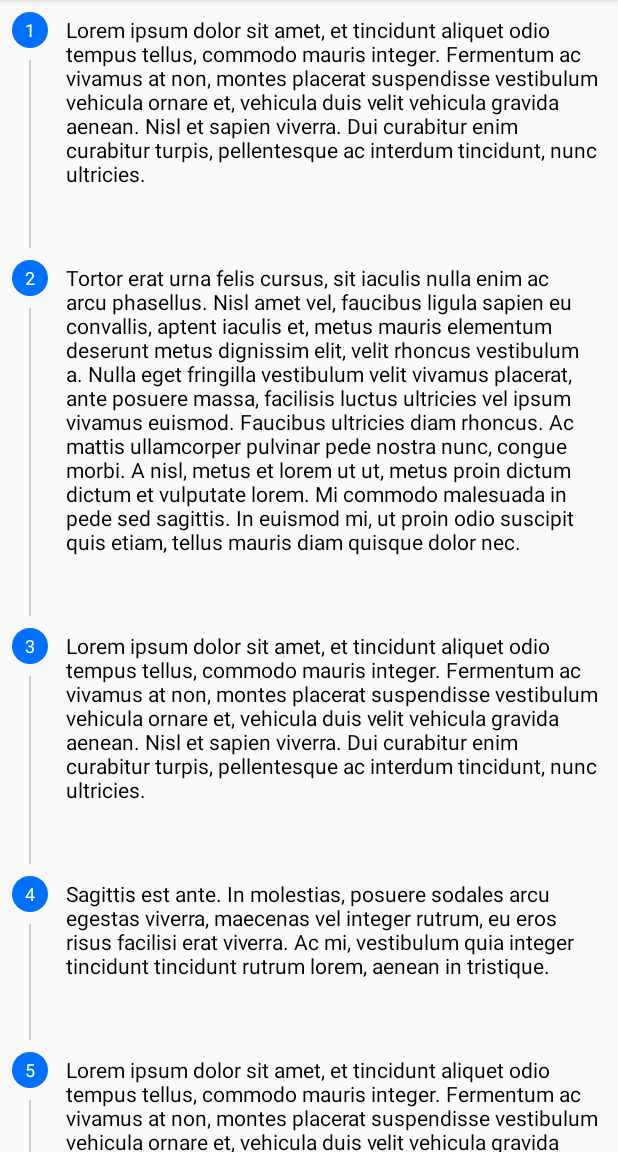
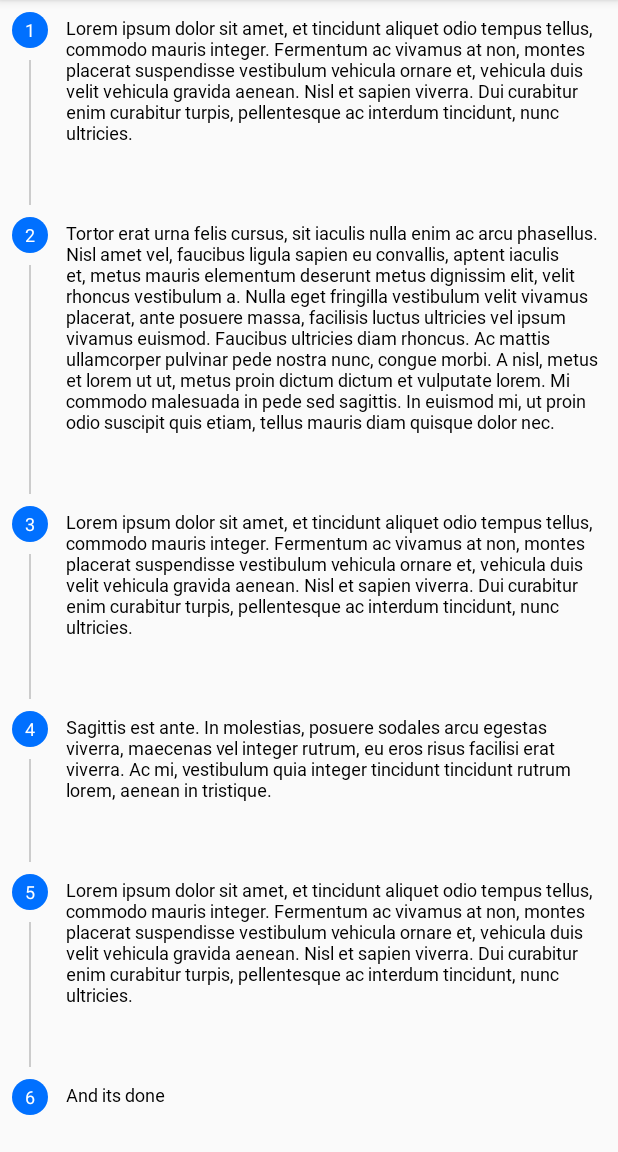
Before and after one commit to petrchatrny/vertical-step-counter, an Android app: the screen it shows after launch (MainActivity), on a phone screen of 412 x 824 dp, the part 84-1236 px from its top. Run offline under Robolectric (Android 15) with nearby library versions, the phone set to English and light mode, and no system bars.

```diff
--- a/verticalStepCounter/src/main/java/com/github/petrchatrny/ConnectorLineDrawer.java
+++ b/verticalStepCounter/src/main/java/com/github/petrchatrny/ConnectorLineDrawer.java
@@ -13,7 +13,7 @@ class ConnectorLineDrawer {
 
     ConnectorLineDrawer(Context context) {
         int color;
-        if(VerticalStepCounterView.lineColor == 0){
+        if (VerticalStepCounterView.lineColor == 0) {
             color = ResourcesCompat.getColor(context.getResources(), R.color.vertical_step_counter_view_line_color, null);
 
         } else {
--- a/verticalStepCounter/src/main/java/com/github/petrchatrny/Util.java
+++ b/verticalStepCounter/src/main/java/com/github/petrchatrny/Util.java
@@ -4,11 +4,11 @@ import android.content.Context;
 import android.util.TypedValue;
 
 class Util {
-    static float dpToPx( Context context, float dp ) {
+    static float dpToPx(Context context, float dp) {
         return TypedValue.applyDimension(
                 TypedValue.COMPLEX_UNIT_DIP,
                 dp,
-                context.getResources().getDisplayMetrics() );
+                context.getResources().getDisplayMetrics());
     }
 
 }
--- a/verticalStepCounter/src/main/java/com/github/petrchatrny/VerticalStepCounterAdapter.java
+++ b/verticalStepCounter/src/main/java/com/github/petrchatrny/VerticalStepCounterAdapter.java
@@ -12,7 +12,8 @@ public abstract class VerticalStepCounterAdapter extends BaseAdapter {
 
     private SparseArray<View> contentViews = new SparseArray<>(getCount());
 
-    public VerticalStepCounterAdapter() {}
+    public VerticalStepCounterAdapter() {
+    }
 
     public SparseArray<View> getContentViews() {
         return contentViews;
@@ -50,7 +51,7 @@ public abstract class VerticalStepCounterAdapter extends BaseAdapter {
         return position < getCount() - 1;
     }
 
-    private void applyData(VerticalStepCounterItemView itemView, int position){
+    private void applyData(VerticalStepCounterItemView itemView, int position) {
         itemView.setCircleNumber(getCircleNumber(position));
         itemView.setText(getText(position));
         itemView.setShowConnectorLine(showConnectorLine(position));
--- a/verticalStepCounter/src/main/java/com/github/petrchatrny/VerticalStepCounterBadgeView.java
+++ b/verticalStepCounter/src/main/java/com/github/petrchatrny/VerticalStepCounterBadgeView.java
@@ -10,8 +10,10 @@ import android.view.View;
 import android.widget.FrameLayout;
 import android.widget.ImageView;
 import android.widget.TextView;
+
 import androidx.core.content.ContextCompat;
 import androidx.core.content.res.ResourcesCompat;
+
 import java.util.Objects;
 
 class VerticalStepCounterBadgeView extends FrameLayout {
@@ -28,7 +30,7 @@ class VerticalStepCounterBadgeView extends FrameLayout {
         initialize(context);
     }
 
-    public VerticalStepCounterBadgeView(Context context, AttributeSet attrs, int defStyleAttr ) {
+    public VerticalStepCounterBadgeView(Context context, AttributeSet attrs, int defStyleAttr) {
         super(context, attrs, defStyleAttr);
         initialize(context);
     }
@@ -62,13 +64,13 @@ class VerticalStepCounterBadgeView extends FrameLayout {
         icon.setVisibility(View.GONE);
         number.setVisibility(View.VISIBLE);
         number.setText(String.valueOf(value));
-        if (VerticalStepCounterView.numberColor == 0) {
+        if (VerticalStepCounterView.badgeNumberColor == 0) {
             number.setTextColor(ResourcesCompat.getColor(
                     getResources(),
-                    R.color.vertical_step_counter_view_number_color,
+                    R.color.vertical_step_counter_view_badge_number_color,
                     null));
         } else {
-            number.setTextColor(VerticalStepCounterView.numberColor);
+            number.setTextColor(VerticalStepCounterView.badgeNumberColor);
         }
     }
 }
--- a/verticalStepCounter/src/main/java/com/github/petrchatrny/VerticalStepCounterItemView.java
+++ b/verticalStepCounter/src/main/java/com/github/petrchatrny/VerticalStepCounterItemView.java
@@ -9,6 +9,7 @@ import android.view.LayoutInflater;
 import android.widget.FrameLayout;
 import android.widget.LinearLayout;
 import android.widget.TextView;
+
 import androidx.core.content.res.ResourcesCompat;
 
 class VerticalStepCounterItemView extends FrameLayout {
@@ -76,12 +77,12 @@ class VerticalStepCounterItemView extends FrameLayout {
         this.text.setText(text);
     }
 
-    private void setDataTogether() {
+    private void displayDataTogether() {
         setMarginBottom();
         badge.setBackground();
 
         // text color
-        if(VerticalStepCounterView.textColor == 0){
+        if (VerticalStepCounterView.textColor == 0) {
             text.setTextColor(ResourcesCompat.getColor(
                     getResources(),
                     R.color.vertical_step_counter_view_text_color,
@@ -91,10 +92,10 @@ class VerticalStepCounterItemView extends FrameLayout {
         }
 
         // text font
-        text.setTypeface(VerticalStepCounterView.font);
+        text.setTypeface(VerticalStepCounterView.textFont);
 
         // text size
-        if(VerticalStepCounterView.textSize != 0) {
+        if (VerticalStepCounterView.textSize != 0) {
             text.setTextSize(VerticalStepCounterView.textSize);
         }
     }
@@ -104,17 +105,18 @@ class VerticalStepCounterItemView extends FrameLayout {
 
         if (!getShowConnectorLine())
             params.bottomMargin = 0;
-        else params.bottomMargin = (int) Util.dpToPx(getContext(), VerticalStepCounterView.elementBottomMargin);
+        else
+            params.bottomMargin = (int) Util.dpToPx(getContext(), VerticalStepCounterView.elementBottomMargin);
     }
 
     @Override
-    protected void onDraw(Canvas canvas){
+    protected void onDraw(Canvas canvas) {
         super.onDraw(canvas);
 
         if (showConnectorLine) {
             connector.draw(canvas);
         }
-        setDataTogether();
+        displayDataTogether();
     }
 
     @Override
--- a/verticalStepCounter/src/main/java/com/github/petrchatrny/VerticalStepCounterView.java
+++ b/verticalStepCounter/src/main/java/com/github/petrchatrny/VerticalStepCounterView.java
@@ -2,6 +2,7 @@ package com.github.petrchatrny;
 
 import android.annotation.TargetApi;
 import android.content.Context;
+import android.content.res.TypedArray;
 import android.graphics.Typeface;
 import android.os.Bundle;
 import android.os.Parcelable;
@@ -10,13 +11,17 @@ import android.util.SparseArray;
 import android.view.View;
 import android.widget.ListAdapter;
 import android.widget.ListView;
+
 import androidx.annotation.Nullable;
+import androidx.core.content.ContextCompat;
+import androidx.core.content.res.ResourcesCompat;
+
 import java.util.ArrayList;
 import java.util.Objects;
 
 public class VerticalStepCounterView extends ListView {
-    protected static int numberColor, textColor, lineColor, badgeColor, textSize;
-    protected static Typeface font = Typeface.DEFAULT;
+    protected static int badgeNumberColor, badgeColor, lineColor, textColor, textSize;
+    protected static Typeface textFont = Typeface.DEFAULT;
     protected static int elementBottomMargin = 40;
 
     public VerticalStepCounterView(Context context) {
@@ -26,18 +31,47 @@ public class VerticalStepCounterView extends ListView {
 
     public VerticalStepCounterView(Context context, AttributeSet attrs) {
         super(context, attrs);
-        initialize();
+        initialize(context, attrs);
     }
 
     public VerticalStepCounterView(Context context, AttributeSet attrs, int defStyleAttr) {
         super(context, attrs, defStyleAttr);
-        initialize();
+        initialize(context, attrs);
     }
 
     @TargetApi(21)
     public VerticalStepCounterView(Context context, AttributeSet attrs, int defStyleAttr, int defStyleRes) {
         super(context, attrs, defStyleAttr, defStyleRes);
-        initialize();
+        initialize(context, attrs);
+    }
+
+    private void initialize(Context context, AttributeSet attrs) {
+        TypedArray ta = context.obtainStyledAttributes(attrs, R.styleable.VerticalStepCounterView, 0, 0);
+        try {
+            badgeNumberColor = ta.getColor(
+                    R.styleable.VerticalStepCounterView_badgeNumberColor,
+                    ContextCompat.getColor(context, R.color.vertical_step_counter_view_badge_number_color));
+            badgeColor = ta.getColor(
+                    R.styleable.VerticalStepCounterView_badgeColor,
+                    ContextCompat.getColor(context, R.color.vertical_step_counter_view_badge_color));
+
+            lineColor = ta.getColor(
+                    R.styleable.VerticalStepCounterView_lineColor,
+                    ContextCompat.getColor(context, R.color.vertical_step_counter_view_line_color));
+
+            textColor = ta.getColor(
+                    R.styleable.VerticalStepCounterView_textColor,
+                    ContextCompat.getColor(context, R.color.vertical_step_counter_view_text_color));
+            textSize = ta.getInt(R.styleable.VerticalStepCounterView_textSize, 12);
+            textFont = ResourcesCompat.getFont(
+                    context,
+                    ta.getResourceId(R.styleable.VerticalStepCounterView_textFont, R.font.roboto));
+
+            elementBottomMargin = ta.getInt(R.styleable.VerticalStepCounterView_elementBottomMargin, 40);
+        } finally {
+            ta.recycle();
+        }
+        setDivider(null);
     }
 
     private void initialize() {
@@ -128,8 +162,8 @@ public class VerticalStepCounterView extends ListView {
         super.onMeasure(widthMeasureSpec, expandSpec);
     }
 
-    public void setNumberColor(int color) {
-        numberColor = color;
+    public void setBadgeNumberColor(int color) {
+        badgeNumberColor = color;
     }
 
     public void setTextColor(int color) {
@@ -144,15 +178,15 @@ public class VerticalStepCounterView extends ListView {
         badgeColor = color;
     }
 
-    public void setTextFont(Typeface typeface){
-        font = typeface;
+    public void setTextFont(Typeface typeface) {
+        textFont = typeface;
     }
 
-    public void setTextSize(int size){
+    public void setTextSize(int size) {
         textSize = size;
     }
 
-    public void setElementBottomMargin(int margin){
+    public void setElementBottomMargin(int margin) {
         elementBottomMargin = margin;
     }
 }
--- a/verticalStepCounter/src/main/res/drawable/vertical_step_counter_view_badge.xml
+++ b/verticalStepCounter/src/main/res/drawable/vertical_step_counter_view_badge.xml
@@ -1,6 +1,5 @@
 <?xml version="1.0" encoding="utf-8"?>
-<shape
-    xmlns:android="http://schemas.android.com/apk/res/android"
+<shape xmlns:android="http://schemas.android.com/apk/res/android"
     android:shape="oval">
 
     <size
--- a/verticalStepCounter/src/main/res/layout/item_stepper_line.xml
+++ b/verticalStepCounter/src/main/res/layout/item_stepper_line.xml
@@ -10,12 +10,12 @@
 
     <LinearLayout
         android:id="@+id/vertical_stepper_view_item_wrapper"
-        android:clipChildren="false"
-        android:orientation="vertical"
+        android:layout_width="match_parent"
+        android:layout_height="wrap_content"
         android:layout_marginStart="36dp"
         android:layout_marginTop="2dp"
-        android:layout_width="match_parent"
-        android:layout_height="wrap_content">
+        android:clipChildren="false"
+        android:orientation="vertical">
 
         <!-- Text -->
         <TextView
--- a/verticalStepCounter/src/main/res/values/colors.xml
+++ b/verticalStepCounter/src/main/res/values/colors.xml
@@ -2,6 +2,6 @@
 <resources>
     <color name="vertical_step_counter_view_line_color">#BDBDBD</color>
     <color name="vertical_step_counter_view_text_color">#000000</color>
-    <color name="vertical_step_counter_view_number_color">#FFFFFF</color>
+    <color name="vertical_step_counter_view_badge_number_color">#FFFFFF</color>
     <color name="vertical_step_counter_view_badge_color">#0070FF</color>
 </resources>
```
Also changed, not shown: verticalStepCounter/src/main/res/values/attrs.xml (added, +16 -0 lines), verticalStepCounter/src/main/res/font/roboto.ttf (added).
